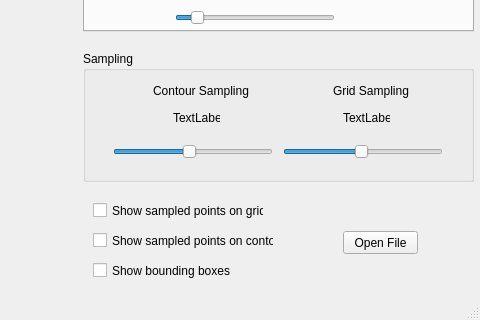
Above: mainwindow.ui from SauloRamos1/doc_sibgrapi before the change; both pictures show x 947 to 1427 and y 389 to 709 of the 1427 by 709 pixel window. Below: the same form after it.
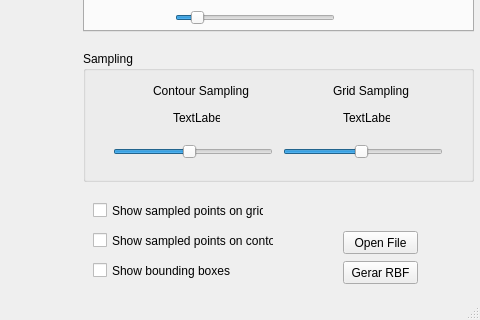
That is the form after the change.

Patch:
```diff
--- a/mainwindow.ui
+++ b/mainwindow.ui
@@ -602,6 +602,19 @@
      </widget>
     </widget>
    </widget>
+   <widget class="QPushButton" name="pushButton_2">
+    <property name="geometry">
+     <rect>
+      <x>1290</x>
+      <y>650</y>
+      <width>75</width>
+      <height>23</height>
+     </rect>
+    </property>
+    <property name="text">
+     <string>Gerar RBF</string>
+    </property>
+   </widget>
    <zorder>groupBox</zorder>
    <zorder>pushButton</zorder>
    <zorder>listWidget</zorder>
```
Left out of the diff: 1 changed line with no effect on the pictures.
